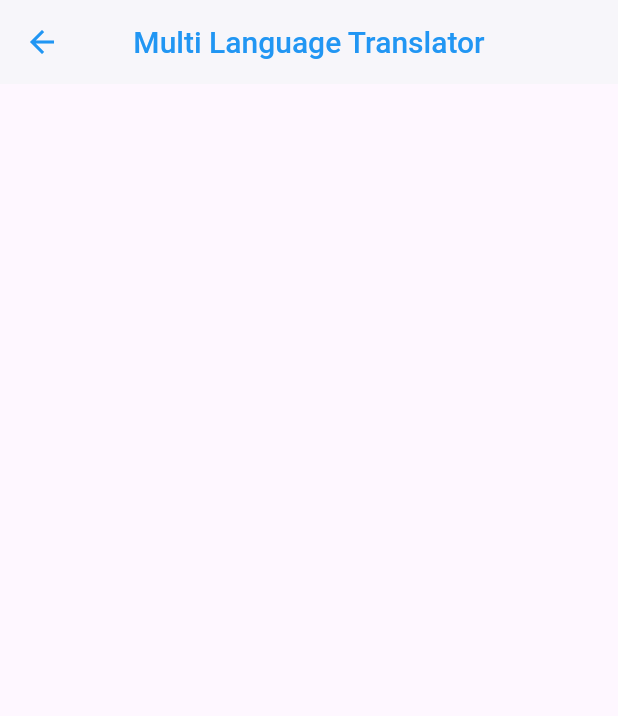
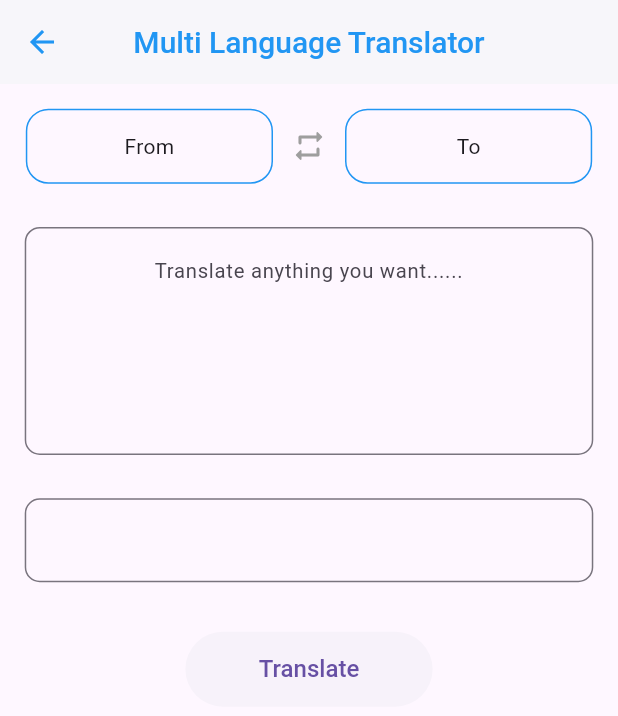
Before and after one commit to Akib-10/Mind-Chat, a Flutter app: the TranslatorFeature screen opened directly, on a phone screen of 412 x 824 dp. Shown: the top 716 px of the screen. Run offline on Flutter 3.47's test engine with Material 3 defaults, Android fonts, the phone set to English and light mode, and no system bars; our stand-ins replace flutter_animate, get, hive, lottie; accounts and stored records are empty; statements that could not run were skipped.

Commit message:
create Translator UI

```diff
--- a/lib/screen/feature/translator_feature.dart
+++ b/lib/screen/feature/translator_feature.dart
@@ -1,4 +1,6 @@
 import 'package:flutter/material.dart';
+import 'package:mind_chat/helper/global.dart';
+import 'package:mind_chat/widget/custom_btn.dart';
 
 class TranslatorFeature extends StatefulWidget {
   const TranslatorFeature({super.key});
@@ -16,7 +18,86 @@ class _TranslatorFeatureState extends State<TranslatorFeature> {
           title: const Text('Multi Language Translator'),
         ),
         body: ListView(
-          children: const [],
+          physics: const BouncingScrollPhysics(),
+          padding: EdgeInsets.only(
+              top: mq.height * .02,
+              bottom: mq.width * .1,
+          ),
+          children: [
+            Row(
+              mainAxisAlignment: MainAxisAlignment.center,
+              children: [
+              //From Language
+              Container(
+                height: 50,
+                width: mq.width * .4,
+                alignment: Alignment.center,
+                decoration: BoxDecoration(
+                  border: Border.all(color: Colors.blue),
+                  borderRadius: const BorderRadius.all(Radius.circular(15))
+                ),
+                child: Text('From'),
+              ),
+
+              //swipe language btn
+              IconButton(
+                  onPressed: (){},
+                  icon: Icon(
+                      Icons.repeat_rounded,
+                      color: Colors.grey,
+                  )),
+              //To Language
+              Container(
+                height: 50,
+                width: mq.width * .4,
+                alignment: Alignment.center,
+                decoration: BoxDecoration(
+                    border: Border.all(color: Colors.blue),
+                    borderRadius: const BorderRadius.all(Radius.circular(15))
+                ),
+                child: Text('To'),
+              )
+            ],),
+            //text field
+            Padding(
+              padding: EdgeInsets.symmetric(
+                horizontal: mq.width * .04,
+                vertical: mq.height * .035
+              ),
+              child: TextFormField(
+                textAlign: TextAlign.center,
+                minLines: 5,
+                maxLines: null,
+                onTapOutside: (e) => FocusScope.of(context).unfocus(),//keyboard hide er jonno
+                decoration: const InputDecoration(
+                    hintText: 'Translate anything you want......',
+                    hintStyle: TextStyle(fontSize: 13.5),
+                    border: OutlineInputBorder(
+                        borderRadius: BorderRadius.all(Radius.circular(10))
+                    )),
+              ),
+            ),
+
+            //result field
+            Padding(
+              padding: EdgeInsets.symmetric(
+                  horizontal: mq.width * .04,
+              ),
+              child: TextFormField(
+                textAlign: TextAlign.center,
+                maxLines: null,
+                onTapOutside: (e) => FocusScope.of(context).unfocus(),//keyboard hide er jonno
+                decoration: const InputDecoration(
+                    border: OutlineInputBorder(
+                        borderRadius: BorderRadius.all(Radius.circular(10))
+                    )),
+              ),
+            ),
+
+            SizedBox(height: mq.height * .04,),
+
+            CustomBtn(text: 'Translate', onTap: (){})
+          ],
         )
     );
   }
--- a/lib/widget/custom_btn.dart
+++ b/lib/widget/custom_btn.dart
@@ -13,7 +13,7 @@ class CustomBtn extends StatelessWidget {
       child: ElevatedButton(
           style: ElevatedButton.styleFrom(
             shape: const StadiumBorder(),
-            elevation: 0,
+            elevation: 0, // shadow removw kore
             textStyle: const TextStyle(
               fontSize: 16,
               fontWeight: FontWeight.w500,
```
